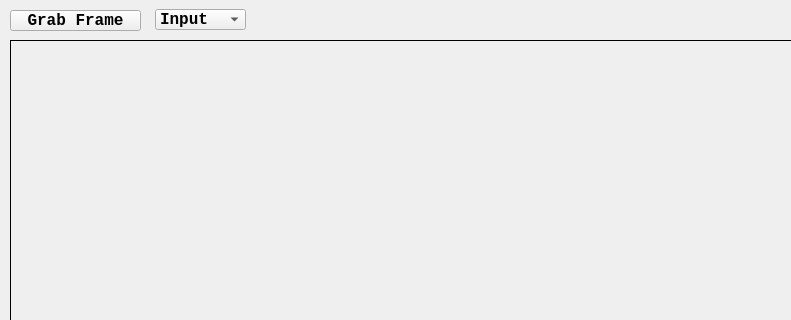
Before: the Qt Designer form cpp-qt/FrameGrab/dialog.ui in aja-video/colorbox-demos, drawn with Qt 5; both pictures show x 0 to 791 and y 0 to 320 of the 1270 by 623 pixel window.
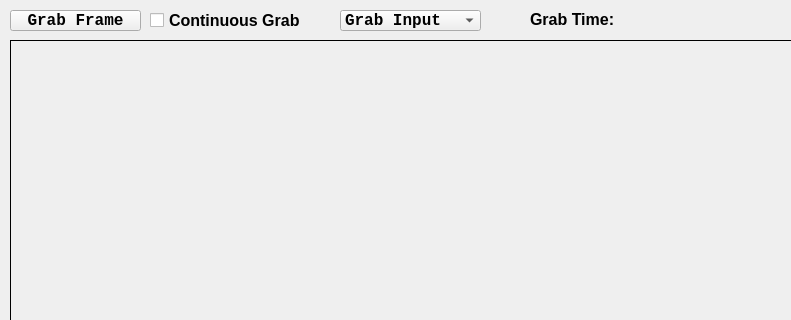
After: the same form once the commit is applied.

Commit message: update for continuous framegrab

```diff
--- a/cpp-qt/FrameGrab/dialog.ui
+++ b/cpp-qt/FrameGrab/dialog.ui
@@ -61,7 +61,7 @@
   <widget class="QLabel" name="transferTimeLabel">
    <property name="geometry">
     <rect>
-     <x>270</x>
+     <x>630</x>
      <y>10</y>
      <width>81</width>
      <height>16</height>
@@ -196,29 +196,67 @@
   <widget class="QComboBox" name="previewComboBox">
    <property name="geometry">
     <rect>
-     <x>155</x>
+     <x>340</x>
+     <y>10</y>
+     <width>141</width>
+     <height>21</height>
+    </rect>
+   </property>
+   <property name="font">
+    <font>
+     <family>Lucida Console</family>
+     <pointsize>12</pointsize>
+     <bold>true</bold>
+    </font>
+   </property>
+   <item>
+    <property name="text">
+     <string>Grab Input</string>
+    </property>
+   </item>
+   <item>
+    <property name="text">
+     <string>Grab Output</string>
+    </property>
+   </item>
+  </widget>
+  <widget class="QCheckBox" name="continuousGrabCheckBox">
+   <property name="geometry">
+    <rect>
+     <x>150</x>
      <y>9</y>
+     <width>191</width>
+     <height>23</height>
+    </rect>
+   </property>
+   <property name="font">
+    <font>
+     <pointsize>12</pointsize>
+     <bold>true</bold>
+    </font>
+   </property>
+   <property name="text">
+    <string>Continuous Grab</string>
+   </property>
+  </widget>
+  <widget class="QLabel" name="label">
+   <property name="geometry">
+    <rect>
+     <x>530</x>
+     <y>11</y>
      <width>91</width>
-     <height>21</height>
+     <height>17</height>
     </rect>
    </property>
    <property name="font">
     <font>
-     <family>Lucida Console</family>
      <pointsize>12</pointsize>
      <bold>true</bold>
     </font>
    </property>
-   <item>
-    <property name="text">
-     <string>Input</string>
-    </property>
-   </item>
-   <item>
-    <property name="text">
-     <string>Output</string>
-    </property>
-   </item>
+   <property name="text">
+    <string>Grab Time:</string>
+   </property>
   </widget>
  </widget>
  <resources/>
```
The commit also changes 2 other files.
